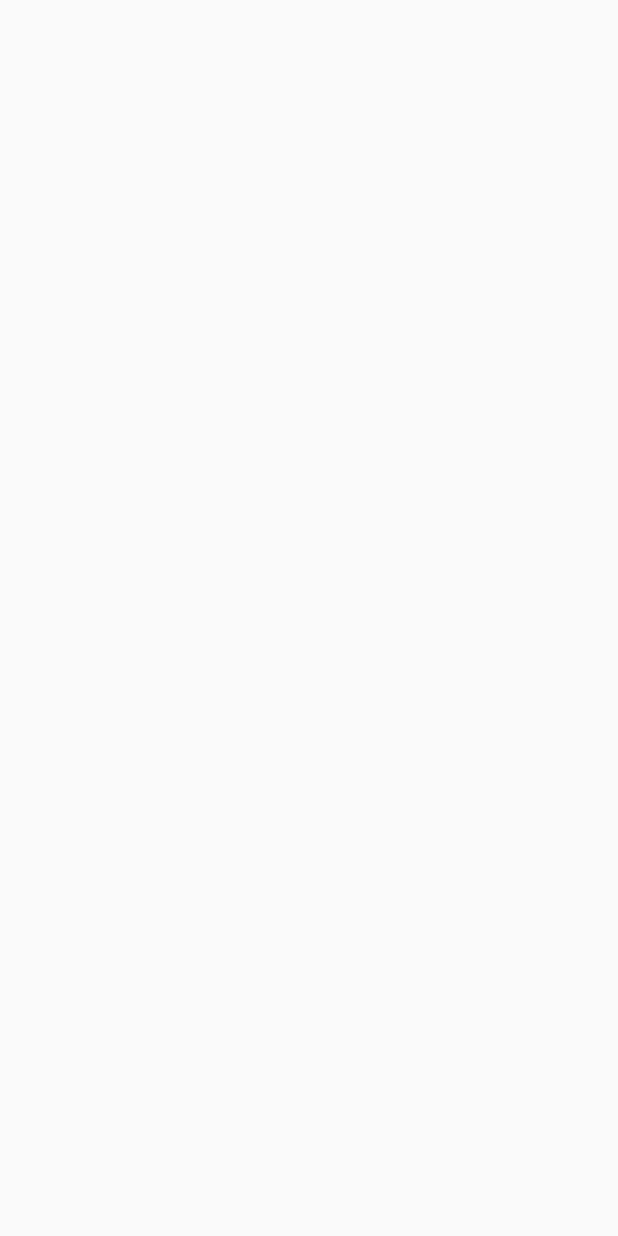
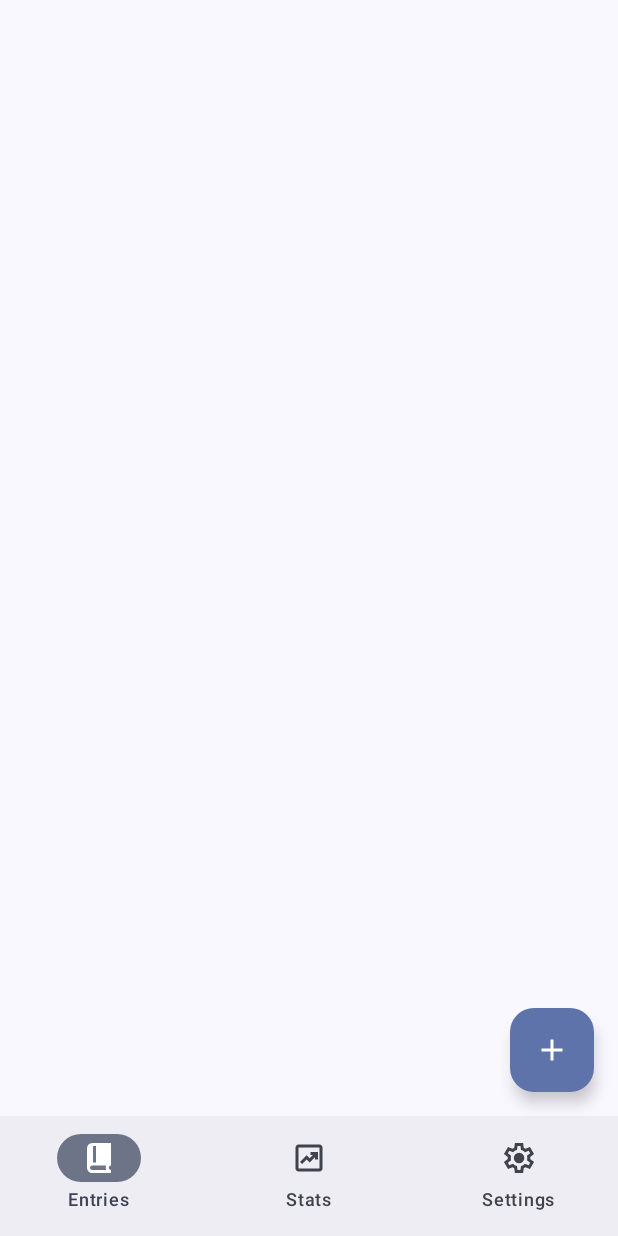
Before and after one commit to josedherna/Confidant, an Android app built with Jetpack Compose: the screen it shows after launch (MainActivity), on a phone screen of 412 x 824 dp. Before the commit the screen is empty. Run offline under Robolectric (Android 15) with nearby library versions, the phone set to English and light mode, and no system bars.

Commit message:
feat: created a functional navigation bar that navigates between three screens

```diff
--- a/app/build.gradle.kts
+++ b/app/build.gradle.kts
@@ -49,6 +49,7 @@ dependencies {
     implementation(libs.androidx.ui.graphics)
     implementation(libs.androidx.ui.tooling.preview)
     implementation(libs.androidx.material3)
+    implementation(libs.androidx.navigation.compose)
     testImplementation(libs.junit)
     androidTestImplementation(libs.androidx.junit)
     androidTestImplementation(libs.androidx.espresso.core)
--- a/app/src/main/java/com/jhproject/confidant/MainActivity.kt
+++ b/app/src/main/java/com/jhproject/confidant/MainActivity.kt
@@ -4,13 +4,17 @@ import android.os.Bundle
 import androidx.activity.ComponentActivity
 import androidx.activity.compose.setContent
 import androidx.activity.enableEdgeToEdge
+import com.jhproject.confidant.ui.mainscreen.MainScreen
+import com.jhproject.confidant.ui.theme.ConfidantTheme
 
 class MainActivity : ComponentActivity() {
     override fun onCreate(savedInstanceState: Bundle?) {
         super.onCreate(savedInstanceState)
         enableEdgeToEdge()
         setContent {
-            ;
+            ConfidantTheme {
+                MainScreen()
+            }
         }
     }
 }
--- /dev/null
+++ b/app/src/main/java/com/jhproject/confidant/ui/entryscreen/EntryScreen.kt
@@ -0,0 +1,57 @@
+package com.jhproject.confidant.ui.entryscreen
+
+import androidx.compose.foundation.background
+
+import androidx.compose.foundation.layout.WindowInsets
+import androidx.compose.foundation.layout.WindowInsetsSides
+import androidx.compose.foundation.layout.fillMaxSize
+import androidx.compose.foundation.layout.only
+import androidx.compose.foundation.layout.safeDrawing
+import androidx.compose.foundation.layout.windowInsetsPadding
+import androidx.compose.foundation.lazy.LazyColumn
+import androidx.compose.material.icons.Icons
+import androidx.compose.material.icons.filled.Add
+import androidx.compose.material3.FloatingActionButton
+import androidx.compose.material3.Icon
+import androidx.compose.material3.MaterialTheme
+import androidx.compose.material3.Text
+import androidx.compose.runtime.Composable
+import androidx.compose.ui.Modifier
+import androidx.compose.ui.text.font.FontWeight
+import androidx.compose.ui.tooling.preview.Preview
+import androidx.compose.ui.unit.sp
+
+@Preview
+@Composable
+fun EntryScreen(modifier: Modifier = Modifier) {
+    LazyColumn(
+        modifier = Modifier
+            .fillMaxSize()
+            .background(MaterialTheme.colorScheme.background)
+    ) {
+
+    }
+}
+
+@Preview
+@Composable
+fun EntryFAB() {
+    FloatingActionButton(onClick = { /*TODO*/ },
+        modifier = Modifier.windowInsetsPadding(WindowInsets.safeDrawing.only(
+            WindowInsetsSides.Horizontal))) {
+        Icon(imageVector = Icons.Default.Add, contentDescription = "add")
+    }
+}
+
+@Preview
+@Composable
+fun MonthLabel() {
+    Text("",
+        fontSize = 30.sp,
+        fontWeight = FontWeight.Bold)
+}
+
+@Composable
+fun EntryCard() {
+
+}
--- /dev/null
+++ b/app/src/main/java/com/jhproject/confidant/ui/entryscreen/EntryScreenViewModel.kt
@@ -0,0 +1,7 @@
+package com.jhproject.confidant.ui.entryscreen
+
+import androidx.lifecycle.ViewModel
+
+class EntryScreenViewModel : ViewModel() {
+
+}
--- /dev/null
+++ b/app/src/main/java/com/jhproject/confidant/ui/mainscreen/MainScreen.kt
@@ -0,0 +1,98 @@
+package com.jhproject.confidant.ui.mainscreen
+
+import androidx.compose.foundation.layout.WindowInsets
+import androidx.compose.foundation.layout.fillMaxSize
+import androidx.compose.foundation.layout.padding
+import androidx.compose.foundation.layout.safeDrawing
+import androidx.compose.material3.Icon
+import androidx.compose.material3.NavigationBar
+import androidx.compose.material3.NavigationBarItem
+import androidx.compose.material3.Scaffold
+import androidx.compose.material3.Text
+import androidx.compose.runtime.Composable
+import androidx.compose.runtime.getValue
+import androidx.compose.ui.Modifier
+import androidx.compose.ui.res.painterResource
+import androidx.compose.ui.tooling.preview.Preview
+import androidx.navigation.NavController
+import androidx.navigation.compose.NavHost
+import androidx.navigation.compose.composable
+import androidx.navigation.compose.currentBackStackEntryAsState
+import androidx.navigation.compose.rememberNavController
+import com.jhproject.confidant.ui.entryscreen.EntryScreen
+import com.jhproject.confidant.ui.settingscreen.SettingScreen
+import com.jhproject.confidant.ui.statscreen.StatScreen
+import com.jhproject.confidant.R
+import com.jhproject.confidant.ui.entryscreen.EntryFAB
+
+@Preview
+@Composable
+fun MainScreen() {
+    val navController = rememberNavController()
+
+    Scaffold(
+        modifier = Modifier.fillMaxSize(),
+        contentWindowInsets = WindowInsets.safeDrawing,
+        floatingActionButton = {
+            val currentRoute = navController.currentBackStackEntryAsState().value?.destination?.route
+
+            if (currentRoute == PrimaryAppScreen.ENTRIES.route) {
+                EntryFAB()
+            }
+        },
+        bottomBar = {
+            BottomNavBar(navController)
+        }
+    ) { paddingValues ->
+        NavHost(
+            navController = navController,
+            startDestination = PrimaryAppScreen.ENTRIES.route,
+            modifier = Modifier
+                .padding(paddingValues)
+                .fillMaxSize()
+        ) {
+            composable(PrimaryAppScreen.ENTRIES.route) {
+                EntryScreen()
+            }
+            composable(PrimaryAppScreen.STATS.route) {
+                StatScreen()
+            }
+            composable(PrimaryAppScreen.SETTINGS.route) {
+                SettingScreen()
+            }
+        }
+    }
+}
+
+enum class PrimaryAppScreen(val route: String, val title: String, val icon: Int, val filledIcon: Int) {
+    ENTRIES("entry_screen", "Entries", R.drawable.book_24px, R.drawable.book_filled_24px),
+    STATS("stat_screen", "Stats", R.drawable.chart_data_24px, R.drawable.chart_data_filled_24px),
+    SETTINGS("setting_screen", "Settings", R.drawable.settings_24px, R.drawable.settings_filled_24px)
+}
+
+@Composable
+fun BottomNavBar(navController: NavController) {
+    val backStackEntry by navController.currentBackStackEntryAsState()
+    val currentRoute = backStackEntry?.destination?.route
+
+    NavigationBar {
+        PrimaryAppScreen.entries.forEach { item ->
+            NavigationBarItem(
+                selected = currentRoute?.endsWith(item.route) == true,
+                onClick = {
+                    navController.navigate(item.route) {
+                        popUpTo(navController.graph.startDestinationId)
+                    }
+                },
+                icon = {
+                    Icon(
+                        painter = if (currentRoute == item.route) painterResource(item.filledIcon) else painterResource(item.icon),
+                        contentDescription = item.title)
+                },
+                label = {
+                    Text(item.title)
+                }
+            )
+        }
+    }
+}
--- /dev/null
+++ b/app/src/main/java/com/jhproject/confidant/ui/settingscreen/SettingScreen.kt
@@ -0,0 +1,10 @@
+package com.jhproject.confidant.ui.settingscreen
+
+import androidx.compose.runtime.Composable
+import androidx.compose.ui.tooling.preview.Preview
+
+@Preview
+@Composable
+fun SettingScreen() {
+
+}
--- /dev/null
+++ b/app/src/main/java/com/jhproject/confidant/ui/settingscreen/SettingScreenViewModel.kt
@@ -0,0 +1,6 @@
+package com.jhproject.confidant.ui.settingscreen
+
+import androidx.lifecycle.ViewModel
+
+class SettingScreenViewModel : ViewModel() {
+}
--- /dev/null
+++ b/app/src/main/java/com/jhproject/confidant/ui/statscreen/StatScreen.kt
@@ -0,0 +1,10 @@
+package com.jhproject.confidant.ui.statscreen
+
+import androidx.compose.runtime.Composable
+import androidx.compose.ui.tooling.preview.Preview
+
+@Preview
+@Composable
+fun StatScreen() {
+
+}
--- /dev/null
+++ b/app/src/main/java/com/jhproject/confidant/ui/statscreen/StatScreenViewModel.kt
@@ -0,0 +1,6 @@
+package com.jhproject.confidant.ui.statscreen
+
+import androidx.lifecycle.ViewModel
+
+class StatScreenViewModel : ViewModel() {
+}
--- /dev/null
+++ b/app/src/main/res/drawable/book_24px.xml
@@ -0,0 +1,10 @@
+<vector xmlns:android="http://schemas.android.com/apk/res/android"
+    android:width="24dp"
+    android:height="24dp"
+    android:viewportWidth="960"
+    android:viewportHeight="960"
+>
+  <path
+      android:fillColor="@android:color/white"
+      android:pathData="M300,880Q242,880 201,839Q160,798 160,740L160,220Q160,162 201,121Q242,80 300,80L800,80L800,680Q775,680 757.5,697.5Q740,715 740,740Q740,765 757.5,782.5Q775,800 800,800L800,880L300,880ZM240,613Q254,606 269,603Q284,600 300,600L320,600L320,160L300,160Q275,160 257.5,177.5Q240,195 240,220L240,613ZM400,600L720,600L720,160L400,160L400,600ZM240,613Q240,613 240,613Q240,613 240,613L240,613L240,160L240,160Q240,160 240,160Q240,160 240,160L240,613ZM300,800L673,800Q667,786 663.5,771.5Q660,757 660,740Q660,724 663,709Q666,694 673,680L300,680Q274,680 257,697.5Q240,715 240,740Q240,766 257,783Q274,800 300,800Z"/>
+</vector>
--- /dev/null
+++ b/app/src/main/res/drawable/book_filled_24px.xml
@@ -0,0 +1,10 @@
+<vector xmlns:android="http://schemas.android.com/apk/res/android"
+    android:width="24dp"
+    android:height="24dp"
+    android:viewportWidth="960"
+    android:viewportHeight="960"
+>
+  <path
+      android:fillColor="@android:color/white"
+      android:pathData="M300,880Q242,880 201,839Q160,798 160,740L160,220Q160,162 201,121Q242,80 300,80L800,80L800,680Q775,680 757.5,697.5Q740,715 740,740Q740,765 757.5,782.5Q775,800 800,800L800,880L300,880ZM320,600L400,600L400,160L320,160L320,600ZM300,800L673,800Q667,786 663.5,771.5Q660,757 660,740Q660,724 663,709Q666,694 673,680L300,680Q274,680 257,697.5Q240,715 240,740Q240,766 257,783Q274,800 300,800Z"/>
+</vector>
--- /dev/null
+++ b/app/src/main/res/drawable/chart_data_24px.xml
@@ -0,0 +1,10 @@
+<vector xmlns:android="http://schemas.android.com/apk/res/android"
+    android:width="24dp"
+    android:height="24dp"
+    android:viewportWidth="960"
+    android:viewportHeight="960"
+>
+  <path
+      android:fillColor="@android:color/white"
+      android:pathData="M296,640L418,518L498,598L640,457L640,520L720,520L720,320L520,320L520,400L583,400L498,485L418,405L240,584L296,640ZM200,840Q167,840 143.5,816.5Q120,793 120,760L120,200Q120,167 143.5,143.5Q167,120 200,120L760,120Q793,120 816.5,143.5Q840,167 840,200L840,760Q840,793 816.5,816.5Q793,840 760,840L200,840ZM200,760L760,760Q760,760 760,760Q760,760 760,760L760,200Q760,200 760,200Q760,200 760,200L200,200Q200,200 200,200Q200,200 200,200L200,760Q200,760 200,760Q200,760 200,760ZM200,200L200,200Q200,200 200,200Q200,200 200,200L200,760Q200,760 200,760Q200,760 200,760L200,760Q200,760 200,760Q200,760 200,760L200,200Q200,200 200,200Q200,200 200,200Z"/>
+</vector>
--- /dev/null
+++ b/app/src/main/res/drawable/chart_data_filled_24px.xml
@@ -0,0 +1,10 @@
+<vector xmlns:android="http://schemas.android.com/apk/res/android"
+    android:width="24dp"
+    android:height="24dp"
+    android:viewportWidth="960"
+    android:viewportHeight="960"
+>
+  <path
+      android:fillColor="@android:color/white"
+      android:pathData="M296,640L418,518L498,598L640,457L640,520L720,520L720,320L520,320L520,400L583,400L498,485L418,405L240,584L296,640ZM200,840Q167,840 143.5,816.5Q120,793 120,760L120,200Q120,167 143.5,143.5Q167,120 200,120L760,120Q793,120 816.5,143.5Q840,167 840,200L840,760Q840,793 816.5,816.5Q793,840 760,840L200,840Z"/>
+</vector>
--- /dev/null
+++ b/app/src/main/res/drawable/settings_24px.xml
@@ -0,0 +1,10 @@
+<vector xmlns:android="http://schemas.android.com/apk/res/android"
+    android:width="24dp"
+    android:height="24dp"
+    android:viewportWidth="960"
+    android:viewportHeight="960"
+>
+  <path
+      android:fillColor="@android:color/white"
+      android:pathData="M370,880L354,752Q341,747 329.5,740Q318,733 307,725L188,775L78,585L181,507Q180,500 180,493.5Q180,487 180,480Q180,473 180,466.5Q180,460 181,453L78,375L188,185L307,235Q318,227 330,220Q342,213 354,208L370,80L590,80L606,208Q619,213 630.5,220Q642,227 653,235L772,185L882,375L779,453Q780,460 780,466.5Q780,473 780,480Q780,487 780,493.5Q780,500 778,507L881,585L771,775L653,725Q642,733 630,740Q618,747 606,752L590,880L370,880ZM440,800L519,800L533,694Q564,686 590.5,670.5Q617,655 639,633L738,674L777,606L691,541Q696,527 698,511.5Q700,496 700,480Q700,464 698,448.5Q696,433 691,419L777,354L738,286L639,328Q617,305 590.5,289.5Q564,274 533,266L520,160L441,160L427,266Q396,274 369.5,289.5Q343,305 321,327L222,286L183,354L269,418Q264,433 262,448Q260,463 260,480Q260,496 262,511Q264,526 269,541L183,606L222,674L321,632Q343,655 369.5,670.5Q396,686 427,694L440,800ZM482,620Q540,620 581,579Q622,538 622,480Q622,422 581,381Q540,340 482,340Q423,340 382.5,381Q342,422 342,480Q342,538 382.5,579Q423,620 482,620ZM480,480L480,480Q480,480 480,480Q480,480 480,480L480,480L480,480L480,480Q480,480 480,480Q480,480 480,480Q480,480 480,480Q480,480 480,480L480,480L480,480L480,480Q480,480 480,480Q480,480 480,480L480,480L480,480L480,480Q480,480 480,480Q480,480 480,480L480,480L480,480L480,480Q480,480 480,480Q480,480 480,480Q480,480 480,480Q480,480 480,480L480,480L480,480L480,480Q480,480 480,480Q480,480 480,480L480,480Z"/>
+</vector>
--- /dev/null
+++ b/app/src/main/res/drawable/settings_filled_24px.xml
@@ -0,0 +1,10 @@
+<vector xmlns:android="http://schemas.android.com/apk/res/android"
+    android:width="24dp"
+    android:height="24dp"
+    android:viewportWidth="960"
+    android:viewportHeight="960"
+>
+  <path
+      android:fillColor="@android:color/white"
+      android:pathData="M370,880L354,752Q341,747 329.5,740Q318,733 307,725L188,775L78,585L181,507Q180,500 180,493.5Q180,487 180,480Q180,473 180,466.5Q180,460 181,453L78,375L188,185L307,235Q318,227 330,220Q342,213 354,208L370,80L590,80L606,208Q619,213 630.5,220Q642,227 653,235L772,185L882,375L779,453Q780,460 780,466.5Q780,473 780,480Q780,487 780,493.5Q780,500 778,507L881,585L771,775L653,725Q642,733 630,740Q618,747 606,752L590,880L370,880ZM482,620Q540,620 581,579Q622,538 622,480Q622,422 581,381Q540,340 482,340Q423,340 382.5,381Q342,422 342,480Q342,538 382.5,579Q423,620 482,620Z"/>
+</vector>
--- a/gradle/libs.versions.toml
+++ b/gradle/libs.versions.toml
@@ -8,6 +8,7 @@ espressoCore = "3.7.0"
 lifecycleRuntimeKtx = "2.9.4"
 activityCompose = "1.11.0"
 composeBom = "2024.09.00"
+navigationCompose = "2.9.5"
 
 [libraries]
 androidx-core-ktx = { group = "androidx.core", name = "core-ktx", version.ref = "coreKtx" }
@@ -24,6 +25,7 @@ androidx-ui-tooling-preview = { group = "androidx.compose.ui", name = "ui-toolin
 androidx-ui-test-manifest = { group = "androidx.compose.ui", name = "ui-test-manifest" }
 androidx-ui-test-junit4 = { group = "androidx.compose.ui", name = "ui-test-junit4" }
 androidx-material3 = { group = "androidx.compose.material3", name = "material3" }
+androidx-navigation-compose = { group = "androidx.navigation", name = "navigation-compose", version.ref = "navigationCompose" }
 
 [plugins]
 android-application = { id = "com.android.application", version.ref = "agp" }
```
